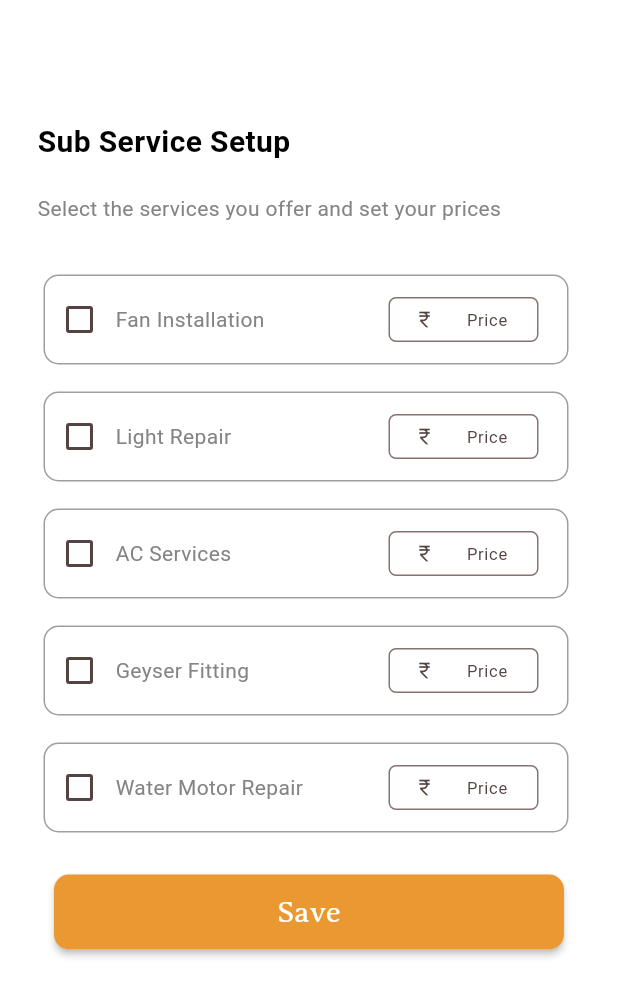
After one commit to KAVYAPUTTU/localSkillConnect, a Flutter app: the SubServiceSetup screen opened directly, on a phone screen of 412 x 824 dp. The commit adds this screen. Shown: the top 996 px of the screen. Run offline on Flutter 3.47's test engine with Material 3 defaults, Android fonts, the light colour scheme and no system bars; our stand-ins replace smooth_page_indicator.

Commit message:
subservice page

```diff
--- /dev/null
+++ b/lib/Screens/Home/sub_service_setup.dart
@@ -0,0 +1,178 @@
+import 'package:flutter/material.dart';
+import 'package:localskillconnect/Screens/Home/main_screen.dart';
+import 'package:localskillconnect/Widgets/buttons.dart';
+
+class SubServiceSetup extends StatefulWidget {
+  const SubServiceSetup({super.key});
+
+  @override
+  State<SubServiceSetup> createState() => _SubServiceSetupState();
+}
+
+class _SubServiceSetupState extends State<SubServiceSetup> {
+  bool faninstallation = false;
+  bool lightrepair = false;
+  bool acservices=false;
+  bool geyserfitting=false;
+  bool watermotorrepair=false;
+  @override
+  Widget build(BuildContext context) {
+    return Scaffold(
+      backgroundColor: Colors.white,
+      body: Padding(
+        padding: EdgeInsets.only(left: 25, right: 25),
+        child: Column(
+          mainAxisAlignment: MainAxisAlignment.start,
+          crossAxisAlignment: CrossAxisAlignment.start,
+          children: [
+            const SizedBox(
+              height: 80,
+            ),
+            const Text('Sub Service Setup',
+                style: TextStyle(
+                  fontSize: 20,
+                  fontWeight: FontWeight.w700,
+                  color: Colors.black,
+                )),
+            SizedBox(
+              height: 20,
+            ),
+            Text(
+              'Select the services you offer and set your prices',
+              style: TextStyle(color: Theme.of(context).colorScheme.secondary),
+            ),
+            const SizedBox(
+              height: 30,
+            ),
+            ServiceCard(
+              title: 'Fan Installation',
+              value: faninstallation,
+              onChanged: (val) {
+                setState(() => faninstallation = val ?? false);
+              },
+            ),
+             const SizedBox(
+              height: 10,
+            ),
+            ServiceCard(
+              title: 'Light Repair',
+              value: lightrepair,
+              onChanged: (val) {
+                setState(() => lightrepair = val ?? false);
+              },
+            ),
+            const SizedBox(
+              height: 10,
+            ),
+            ServiceCard(
+              title: 'AC Services',
+              value: acservices,
+              onChanged: (val) {
+                setState(() => acservices = val ?? false);
+              },
+            ),
+            const SizedBox(
+              height: 10,
+            ),
+            ServiceCard(
+              title: 'Geyser Fitting',
+              value:geyserfitting ,
+              onChanged: (val) {
+                setState(() => geyserfitting = val ?? false);
+              },
+            ),
+             const SizedBox(
+              height: 10,
+            ),
+            ServiceCard(
+              title: 'Water Motor Repair',
+              value:watermotorrepair ,
+              onChanged: (val) {
+                setState(() => watermotorrepair = val ?? false);
+              },
+            ),
+            SizedBox(
+              height: 20,
+            ),
+            Center(child: Buttons(hintText: 'Save',navigateName: MainScreen(),))
+          ],
+        ),
+      ),
+
+    );
+  }
+}
+
+class ServiceCard extends StatelessWidget {
+  final String title;
+  final bool value;
+  final Function(bool?) onChanged;
+
+  const ServiceCard({
+    super.key,
+    required this.title,
+    required this.value,
+    required this.onChanged,
+  });
+
+  @override
+  Widget build(BuildContext context) {
+    return Card(
+      color: Colors.white,
+      shape: RoundedRectangleBorder(
+        side: const BorderSide(
+          color: Colors.grey,
+          width: 1,
+        ),
+        borderRadius: BorderRadius.circular(10),
+      ),
+      elevation: 0,
+      child: SizedBox(
+        height: 60,
+        width: 350,
+        child: Row(
+          children: [
+            Checkbox(
+              value: value,
+              onChanged: onChanged,
+              activeColor: Theme.of(context).colorScheme.primary,
+              checkColor: Colors.white,
+            ),
+            Expanded(
+              child: Text(
+                title,
+                style: TextStyle(
+                  color: Theme.of(context).colorScheme.secondary,
+                ),
+              ),
+            ),
+            SizedBox(
+              width: 100,
+              height: 30,
+              child: TextField(
+                style: const TextStyle(fontSize: 12),
+                decoration: InputDecoration(
+                  hintText: 'Price',
+                  hintStyle: const TextStyle(fontSize: 11),
+                  contentPadding:
+                      const EdgeInsets.symmetric(vertical: 6, horizontal: 6),
+                  border: OutlineInputBorder(
+                    borderRadius: BorderRadius.circular(5),
+                  ),
+                  prefixIcon: const Padding(
+                    padding: EdgeInsets.only(left: 4, right: 4),
+                    child: Icon(Icons.currency_rupee_sharp, size: 14),
+                  ),
+                ),
+                keyboardType: TextInputType.number,
+              ),
+            ),
+            SizedBox(
+              width: 20,
+            )
+          ],
+        ),
+      ),
+    );
+  }
+}
--- a/lib/Screens/Login/login_page.dart
+++ b/lib/Screens/Login/login_page.dart
@@ -1,5 +1,6 @@
 import 'package:flutter/material.dart';
 import 'package:localskillconnect/Screens/Home/main_screen.dart';
+import 'package:localskillconnect/Screens/Home/sub_service_setup.dart';
 import 'package:localskillconnect/Widgets/buttons.dart';
 import 'package:localskillconnect/Widgets/input_fields.dart';
 
@@ -30,7 +31,7 @@ class _LoginPageState extends State<LoginPage> {
       if (passwordError == null) {
         Navigator.of(context).pushReplacement(
           MaterialPageRoute(
-            builder: (builder) => MainScreen(),
+            builder: (builder) => SubServiceSetup(),
           ),
         );
       }
@@ -50,7 +51,7 @@ class _LoginPageState extends State<LoginPage> {
             'Local Skill Connect',
             style: TextStyle(
               fontFamily: 'AveriaSerifLibre',
-              fontSize: 24,
+              fontSize: 26,
               fontWeight: FontWeight.bold,
               color: Theme.of(context).colorScheme.primary,
             ),
@@ -127,7 +128,7 @@ class _LoginPageState extends State<LoginPage> {
               const SizedBox(
                 height: 30,
               ),
-              const Buttons(hintText: 'Login'),
+              Buttons(hintText: 'Login',onTap: handleLogin,),
               Center(
                 child: Text.rich(
                   TextSpan(
```
